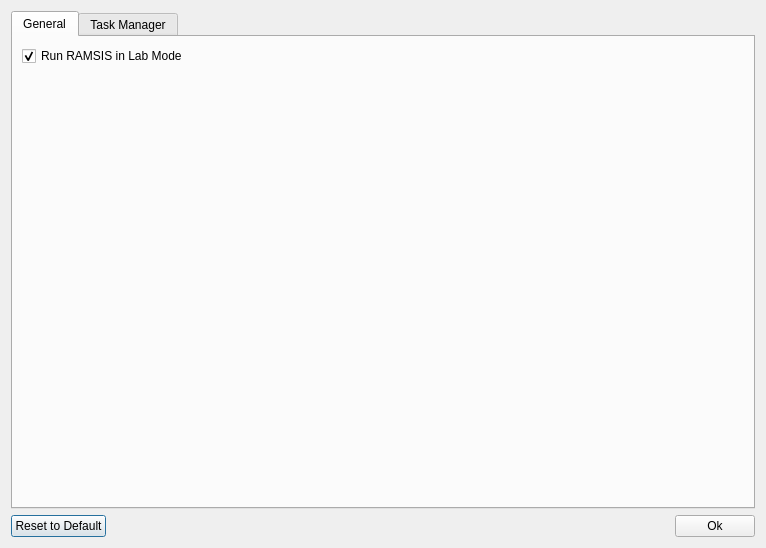
Qt form RAMSIS/ui/views/appsettingswindow.ui (swiss-seismological-service/hermes) before a commit.
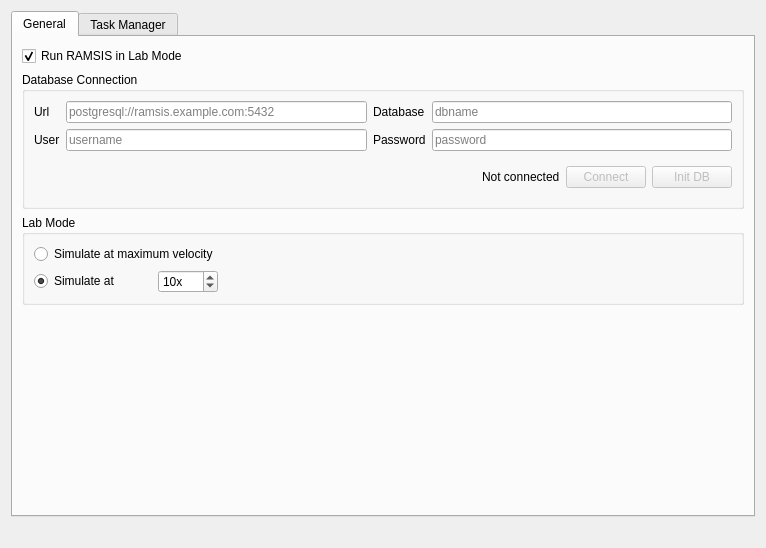
The same form after that commit.

Commit message:
[MAINT] Adapt settings window
Make the settings window work with the new app settings.

What changed in the file:
```diff
--- a/RAMSIS/ui/views/appsettingswindow.ui
+++ b/RAMSIS/ui/views/appsettingswindow.ui
@@ -25,8 +25,8 @@
   <property name="windowTitle">
    <string>RAMSIS Configuration</string>
   </property>
-  <layout class="QVBoxLayout" name="verticalLayout">
-   <item>
+  <layout class="QGridLayout" name="gridLayout_4">
+   <item row="0" column="0">
     <widget class="QTabWidget" name="settingsTabs">
      <property name="tabShape">
       <enum>QTabWidget::Rounded</enum>
@@ -40,6 +40,208 @@
       </attribute>
       <layout class="QGridLayout" name="gridLayout">
        <item row="1" column="0">
+        <widget class="QGroupBox" name="groupBox_2">
+         <property name="title">
+          <string>Database Connection</string>
+         </property>
+         <layout class="QGridLayout" name="gridLayout_3">
+          <item row="0" column="0">
+           <widget class="QLabel" name="label">
+            <property name="text">
+             <string>Url</string>
+            </property>
+           </widget>
+          </item>
+          <item row="0" column="1">
+           <widget class="QLineEdit" name="dbUrlEdit">
+            <property name="placeholderText">
+             <string>postgresql://ramsis.example.com:5432</string>
+            </property>
+           </widget>
+          </item>
+          <item row="0" column="2">
+           <widget class="QLabel" name="label_4">
+            <property name="text">
+             <string>Database</string>
+            </property>
+           </widget>
+          </item>
+          <item row="0" column="3">
+           <widget class="QLineEdit" name="dbNameEdit">
+            <property name="placeholderText">
+             <string>dbname</string>
+            </property>
+           </widget>
+          </item>
+          <item row="1" column="0">
+           <widget class="QLabel" name="label_2">
+            <property name="text">
+             <string>User</string>
+            </property>
+           </widget>
+          </item>
+          <item row="1" column="1">
+           <widget class="QLineEdit" name="dbUserEdit">
+            <property name="placeholderText">
+             <string>username</string>
+            </property>
+           </widget>
+          </item>
+          <item row="1" column="2">
+           <widget class="QLabel" name="label_3">
+            <property name="text">
+             <string>Password</string>
+            </property>
+           </widget>
+          </item>
+          <item row="1" column="3">
+           <widget class="QLineEdit" name="dbPasswordEdit">
+            <property name="text">
+             <string/>
+            </property>
+            <property name="echoMode">
+             <enum>QLineEdit::Password</enum>
+            </property>
+            <property name="placeholderText">
+             <string>password</string>
+            </property>
+           </widget>
+          </item>
+          <item row="2" column="0" colspan="4">
+           <widget class="QWidget" name="widget_2" native="true">
+            <layout class="QHBoxLayout" name="horizontalLayout_3">
+             <property name="leftMargin">
+              <number>0</number>
+             </property>
+             <property name="rightMargin">
+              <number>0</number>
+             </property>
+             <item>
+              <spacer name="horizontalSpacer_3">
+               <property name="orientation">
+                <enum>Qt::Horizontal</enum>
+               </property>
+               <property name="sizeHint" stdset="0">
+                <size>
+                 <width>40</width>
+                 <height>20</height>
+                </size>
+               </property>
+              </spacer>
+             </item>
+             <item>
+              <widget class="QLabel" name="dbStatusLabel">
+               <property name="text">
+                <string>Not connected</string>
+               </property>
+              </widget>
+             </item>
+             <item>
+              <widget class="QPushButton" name="dbConnectButton">
+               <property name="enabled">
+                <bool>false</bool>
+               </property>
+               <property name="text">
+                <string>Connect</string>
+               </property>
+              </widget>
+             </item>
+             <item>
+              <widget class="QPushButton" name="dbInitButton">
+               <property name="enabled">
+                <bool>false</bool>
+               </property>
+               <property name="text">
+                <string>Init DB</string>
+               </property>
+              </widget>
+             </item>
+            </layout>
+           </widget>
+          </item>
+         </layout>
+        </widget>
+       </item>
+       <item row="2" column="0">
+        <widget class="QWidget" name="widget" native="true">
+         <layout class="QHBoxLayout" name="horizontalLayout_2">
+          <property name="leftMargin">
+           <number>0</number>
+          </property>
+          <property name="topMargin">
+           <number>0</number>
+          </property>
+          <property name="rightMargin">
+           <number>0</number>
+          </property>
+          <property name="bottomMargin">
+           <number>0</number>
+          </property>
+          <item>
+           <widget class="QGroupBox" name="labModeGroupBox">
+            <property name="enabled">
+             <bool>true</bool>
+            </property>
+            <property name="title">
+             <string>Lab Mode</string>
+            </property>
+            <layout class="QGridLayout" name="gridLayout_5">
+             <item row="3" column="0" colspan="2">
+              <widget class="QRadioButton" name="radioButton_2">
+               <property name="text">
+                <string>Simulate at</string>
+               </property>
+               <property name="checked">
+                <bool>true</bool>
+               </property>
+              </widget>
+             </item>
+             <item row="3" column="2">
+              <widget class="QSpinBox" name="speedBox">
+               <property name="suffix">
+                <string>x</string>
+               </property>
+               <property name="minimum">
+                <number>1</number>
+               </property>
+               <property name="maximum">
+                <number>1000</number>
+               </property>
+               <property name="singleStep">
+                <number>10</number>
+               </property>
+               <property name="value">
+                <number>10</number>
+               </property>
+              </widget>
+             </item>
+             <item row="3" column="3">
+              <spacer name="horizontalSpacer_4">
+               <property name="orientation">
+                <enum>Qt::Horizontal</enum>
+               </property>
+               <property name="sizeHint" stdset="0">
+                <size>
+                 <width>40</width>
+                 <height>20</height>
+                </size>
+               </property>
+              </spacer>
+             </item>
+             <item row="2" column="0" colspan="3">
+              <widget class="QRadioButton" name="simulateMaxRadioButton">
+               <property name="text">
+                <string>Simulate at maximum velocity</string>
+               </property>
+              </widget>
+             </item>
+            </layout>
+           </widget>
+          </item>
+         </layout>
+        </widget>
+       </item>
+       <item row="3" column="0">
         <spacer name="verticalSpacer">
          <property name="orientation">
           <enum>Qt::Vertical</enum>
@@ -161,15 +363,8 @@
      </widget>
     </widget>
    </item>
-   <item>
+   <item row="1" column="0">
     <layout class="QHBoxLayout" name="horizontalLayout">
-     <item>
-      <widget class="QPushButton" name="resetToDefaultButton">
-       <property name="text">
-        <string>Reset to Default</string>
-       </property>
-      </widget>
-     </item>
      <item>
       <spacer name="horizontalSpacer">
        <property name="orientation">
@@ -183,13 +378,6 @@
        </property>
       </spacer>
      </item>
-     <item>
-      <widget class="QPushButton" name="saveButton">
-       <property name="text">
-        <string>Ok</string>
-       </property>
-      </widget>
-     </item>
     </layout>
    </item>
   </layout>
```
Left out of the diff: 17 changed lines with no effect on the pictures. The commit also changes 1 other file.
